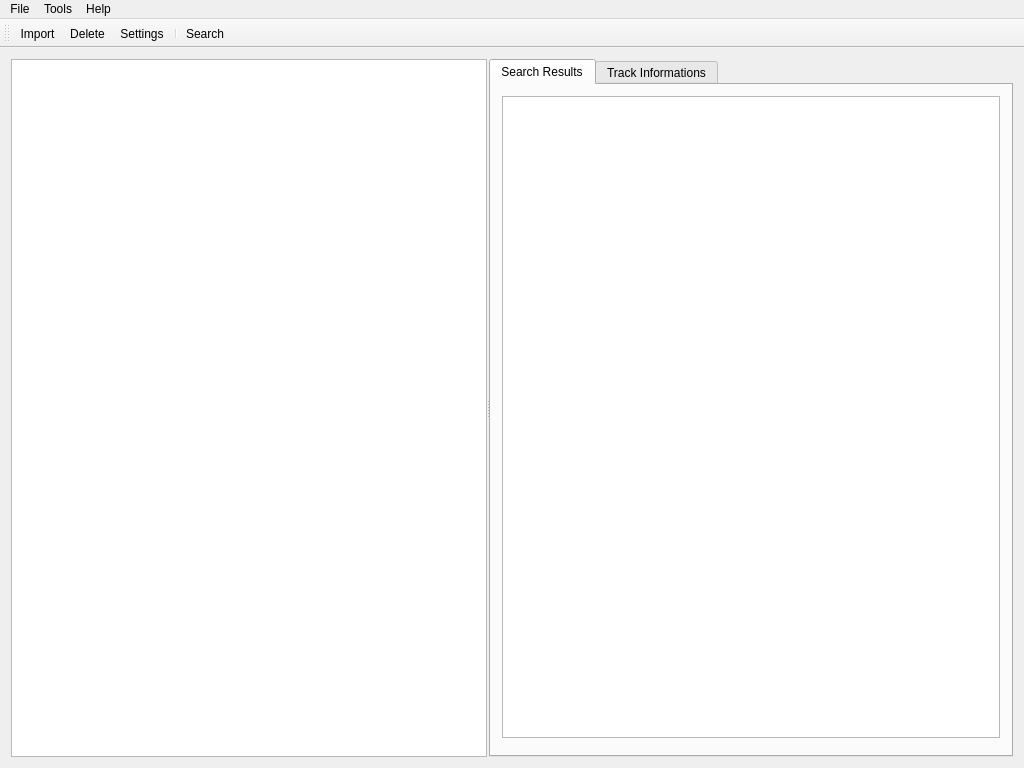
Before: the Qt Designer form uis/mainwindow.ui in alorence/tym, drawn with Qt 5.
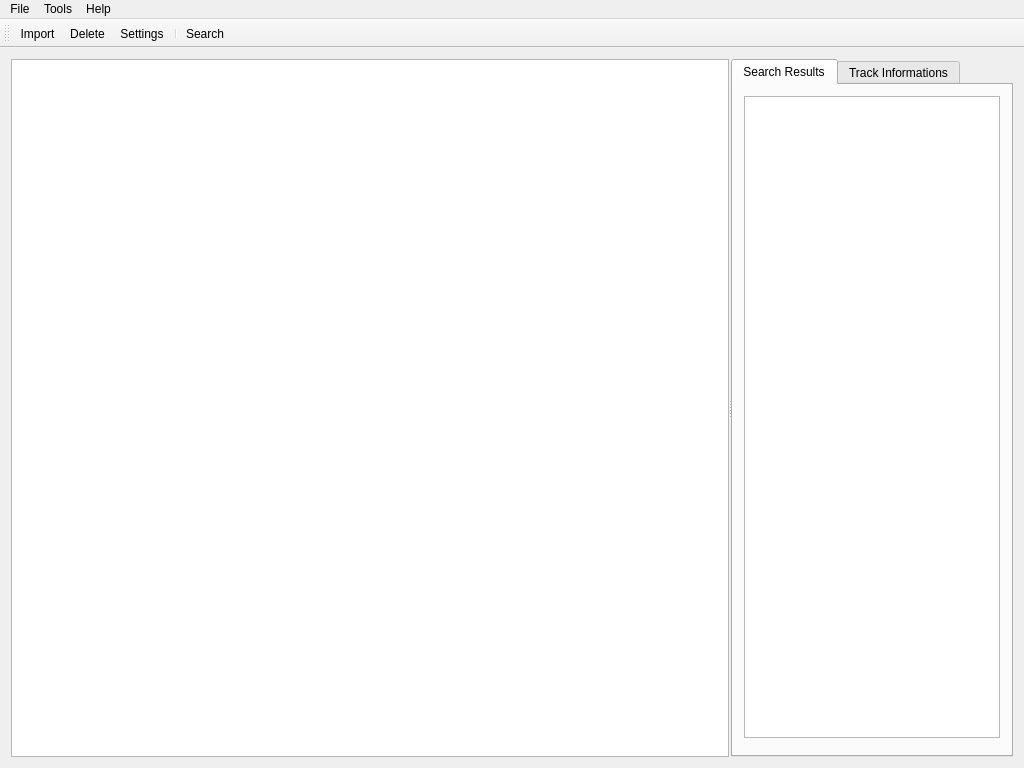
After: the same form once the commit is applied. Icons and pictures are not drawn. Custom widgets are drawn as their Qt base class.

Commit message: Size of 2 main columns are correctly set

What changed in the file:
```diff
--- a/uis/mainwindow.ui
+++ b/uis/mainwindow.ui
@@ -32,6 +32,9 @@
         <verstretch>0</verstretch>
        </sizepolicy>
       </property>
+      <property name="orientation">
+       <enum>Qt::Horizontal</enum>
+      </property>
       <property name="handleWidth">
        <number>2</number>
       </property>
@@ -39,6 +42,12 @@
        <bool>false</bool>
       </property>
       <widget class="QTableView" name="libraryView">
+       <property name="sizePolicy">
+        <sizepolicy hsizetype="Expanding" vsizetype="Expanding">
+         <horstretch>1</horstretch>
+         <verstretch>0</verstretch>
+        </sizepolicy>
+       </property>
        <property name="alternatingRowColors">
         <bool>true</bool>
        </property>
```
Left out of the diff: 2 changed lines with no effect on the pictures.
